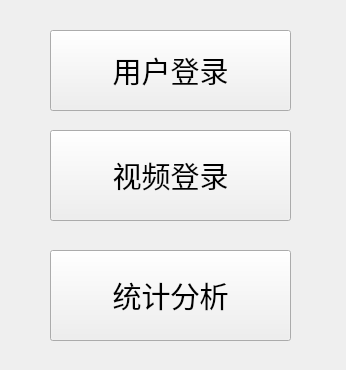
Old version of the form UI/MainWnd.ui in the repository ChromaticVizier/MainWnd.py.
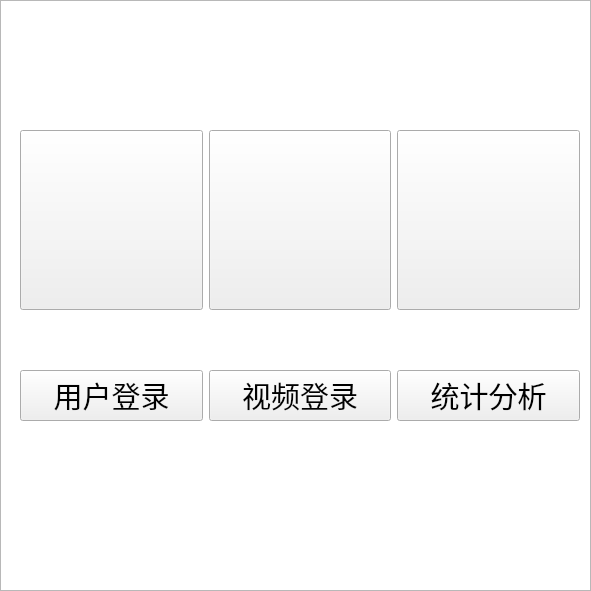
New version of the form. Icons and pictures are not drawn.

The edit to the form file:
```diff
--- a/UI/MainWnd.ui
+++ b/UI/MainWnd.ui
@@ -6,22 +6,69 @@
    <rect>
     <x>0</x>
     <y>0</y>
-    <width>346</width>
-    <height>370</height>
+    <width>591</width>
+    <height>591</height>
    </rect>
   </property>
   <property name="windowTitle">
    <string>短视频推荐系统 &amp; By Krxk</string>
   </property>
+  <widget class="QGraphicsView" name="graphicsView">
+   <property name="geometry">
+    <rect>
+     <x>0</x>
+     <y>0</y>
+     <width>591</width>
+     <height>591</height>
+    </rect>
+   </property>
+   <property name="styleSheet">
+    <string notr="true">border-image: url(:/imagees/background3.png);</string>
+   </property>
+  </widget>
+  <widget class="QWidget" name="horizontalLayoutWidget">
+   <property name="geometry">
+    <rect>
+     <x>20</x>
+     <y>130</y>
+     <width>560</width>
+     <height>291</height>
+    </rect>
+   </property>
+   <layout class="QHBoxLayout" name="horizontalLayout">
+    <item>
+     <layout class="QVBoxLayout" name="verticalLayout_5">
+      <item>
+       <widget class="QPushButton" name="pushButton">
+        <property name="minimumSize">
+         <size>
+          <width>180</width>
+          <height>180</height>
+         </size>
+        </property>
+        <property name="styleSheet">
+         <string notr="true">border-image: url(:/imagees/pic2.png);</string>
+        </property>
+        <property name="text">
+         <string/>
+        </property>
+       </widget>
+      </item>
+      <item>
+       <spacer name="verticalSpacer">
+        <property name="orientation">
+         <enum>Qt::Vertical</enum>
+        </property>
+        <property name="sizeHint" stdset="0">
+         <size>
+          <width>20</width>
+          <height>40</height>
+         </size>
+        </property>
+       </spacer>
+      </item>
+      <item>
   <widget class="QPushButton" name="UL">
-   <property name="geometry">
-    <rect>
-     <x>50</x>
-     <y>30</y>
-     <width>241</width>
-     <height>81</height>
-    </rect>
-   </property>
    <property name="font">
     <font>
      <family>隶书</family>
@@ -32,15 +79,42 @@
     <string>用户登录</string>
    </property>
   </widget>
+      </item>
+     </layout>
+    </item>
+    <item>
+     <layout class="QVBoxLayout" name="verticalLayout_4">
+      <item>
+       <widget class="QPushButton" name="pushButton_2">
+        <property name="minimumSize">
+         <size>
+          <width>180</width>
+          <height>180</height>
+         </size>
+        </property>
+        <property name="styleSheet">
+         <string notr="true">border-image: url(:/imagees/pic1.png);</string>
+        </property>
+        <property name="text">
+         <string/>
+        </property>
+       </widget>
+      </item>
+      <item>
+       <spacer name="verticalSpacer_2">
+        <property name="orientation">
+         <enum>Qt::Vertical</enum>
+        </property>
+        <property name="sizeHint" stdset="0">
+         <size>
+          <width>20</width>
+          <height>40</height>
+         </size>
+        </property>
+       </spacer>
+      </item>
+      <item>
   <widget class="QPushButton" name="VL">
-   <property name="geometry">
-    <rect>
-     <x>50</x>
-     <y>130</y>
-     <width>241</width>
-     <height>91</height>
-    </rect>
-   </property>
    <property name="font">
     <font>
      <family>隶书</family>
@@ -51,15 +125,42 @@
     <string>视频登录</string>
    </property>
   </widget>
+      </item>
+     </layout>
+    </item>
+    <item>
+     <layout class="QVBoxLayout" name="verticalLayout_2">
+      <item>
+       <widget class="QPushButton" name="pushButton_3">
+        <property name="minimumSize">
+         <size>
+          <width>180</width>
+          <height>180</height>
+         </size>
+        </property>
+        <property name="styleSheet">
+         <string notr="true">border-image: url(:/imagees/pic3.png);</string>
+        </property>
+        <property name="text">
+         <string/>
+        </property>
+       </widget>
+      </item>
+      <item>
+       <spacer name="verticalSpacer_3">
+        <property name="orientation">
+         <enum>Qt::Vertical</enum>
+        </property>
+        <property name="sizeHint" stdset="0">
+         <size>
+          <width>20</width>
+          <height>40</height>
+         </size>
+        </property>
+       </spacer>
+      </item>
+      <item>
   <widget class="QPushButton" name="Analysis">
-   <property name="geometry">
-    <rect>
-     <x>50</x>
-     <y>250</y>
-     <width>241</width>
-     <height>91</height>
-    </rect>
-   </property>
    <property name="font">
     <font>
      <family>隶书</family>
@@ -70,8 +171,15 @@
     <string>统计分析</string>
    </property>
   </widget>
- </widget>
- <resources/>
+      </item>
+     </layout>
+    </item>
+   </layout>
+  </widget>
+ </widget>
+ <resources>
+  <include location="pic.qrc"/>
+ </resources>
  <connections>
   <connection>
    <sender>UL</sender>
```
Left out of the diff: 2 changed lines with no effect on the pictures. Lines whose indentation alone changed are shown as unchanged.
